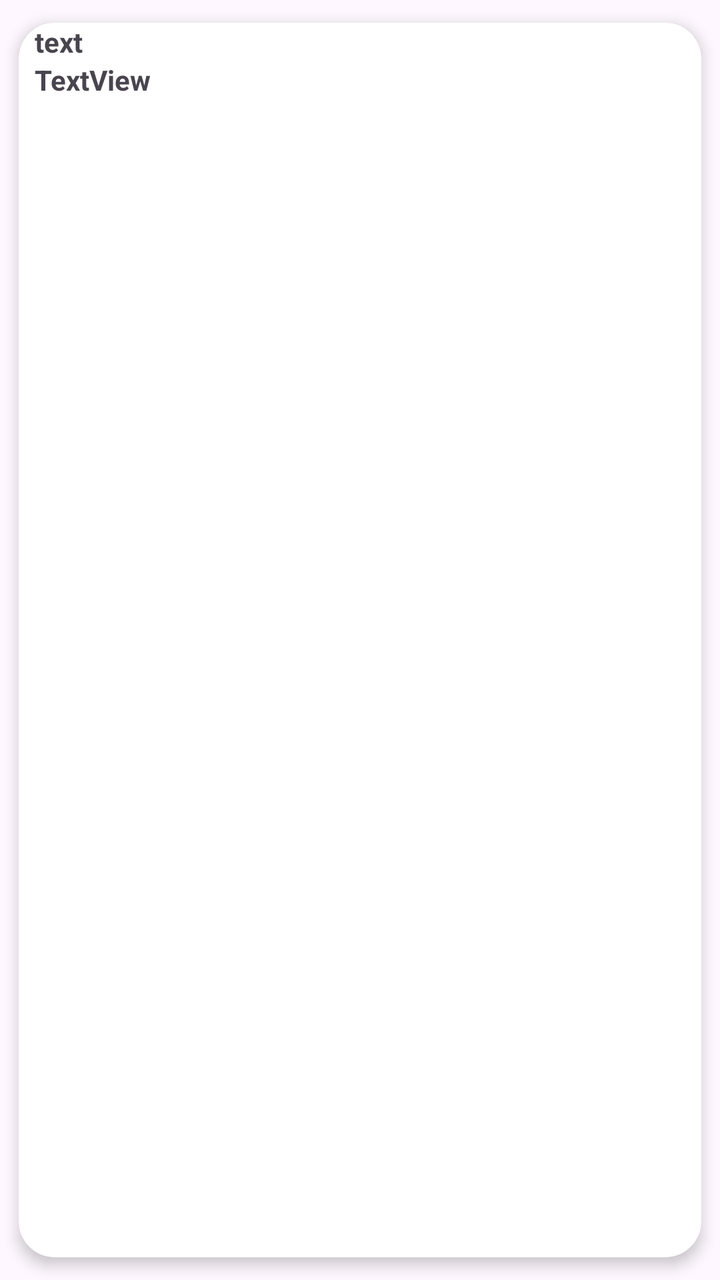
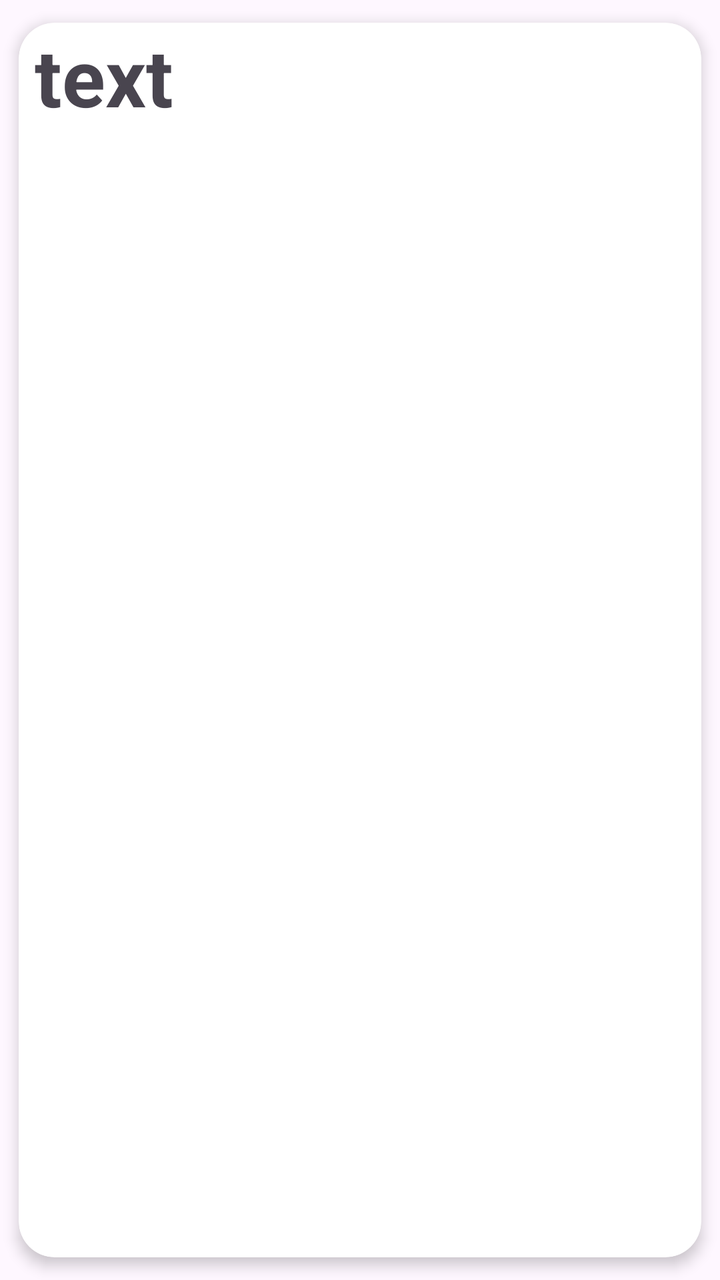

Screens rendered from an Android XML layout before and after an edit, with the pre-edit source and the edit as a unified diff.
<!-- AndroidManifest.xml: application theme Theme.IThinkItsLastNewaZombraInternetta -->
<!-- res/layout/carda_iteme.xml -->
<?xml version="1.0" encoding="utf-8"?>
<androidx.cardview.widget.CardView xmlns:android="http://schemas.android.com/apk/res/android"
    xmlns:app="http://schemas.android.com/apk/res-auto"
    xmlns:tools="http://schemas.android.com/tools"
    android:layout_width="wrap_content"
    android:layout_height="wrap_content"
    app:cardCornerRadius="18dp"
    app:cardElevation="4dp"
    app:cardUseCompatPadding="true">

    <LinearLayout
        android:layout_width="wrap_content"
        android:layout_height="wrap_content"
        android:layout_gravity="start"
        android:orientation="vertical">



        <TextView
            android:id="@+id/textView2"
            android:layout_width="wrap_content"
            android:layout_height="wrap_content"
            android:paddingStart="8dp"
            android:text="text"
            android:textStyle="bold" />

        <TextView
            android:id="@+id/textView3"
            android:layout_width="wrap_content"
            android:layout_height="wrap_content"
            android:paddingStart="8dp"
            android:text="TextView"
            android:textStyle="bold" />


    </LinearLayout>
</androidx.cardview.widget.CardView>
<!-- resources referenced by this layout -->
<resources>
  <style name="Theme.IThinkItsLastNewaZombraInternetta" parent="Base.Theme.IThinkItsLastNewaZombraInternetta" />
  <style name="Base.Theme.IThinkItsLastNewaZombraInternetta" parent="Theme.Material3.DayNight.NoActionBar">
          
          
      </style>
</resources>

<!-- the commit's change to res/layout/carda_iteme.xml (unified diff, before → after) -->
@@ -22,16 +22,8 @@
             android:layout_height="wrap_content"
             android:paddingStart="8dp"
             android:text="text"
-            android:textStyle="bold" />
-
-        <TextView
-            android:id="@+id/textView3"
-            android:layout_width="wrap_content"
-            android:layout_height="wrap_content"
-            android:paddingStart="8dp"
-            android:text="TextView"
-            android:textStyle="bold" />
-
+            android:textStyle="bold"
+            android:textSize="40dp"/>
 
     </LinearLayout>
 </androidx.cardview.widget.CardView>
